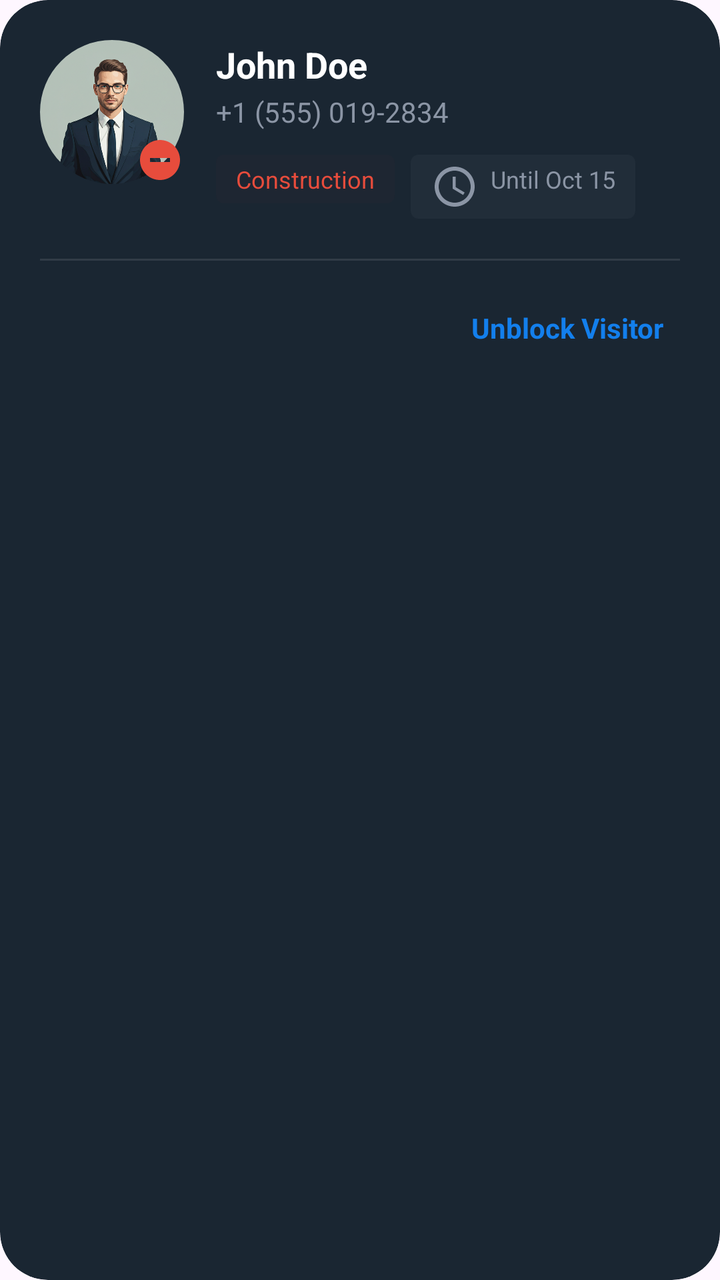
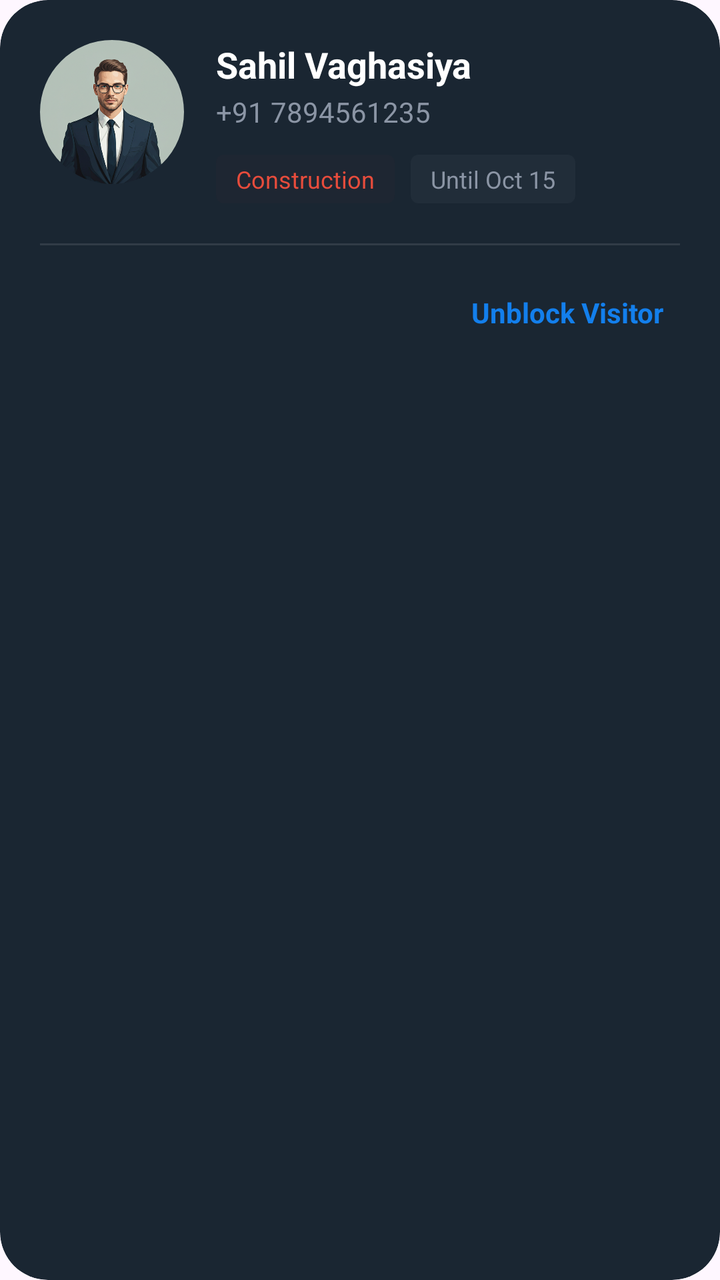

The first picture is an Android layout as it rendered before a commit; the second is the same layout after the commit. The layout source and the unified diff follow.
<!-- AndroidManifest.xml: application theme Theme.HouseVisitorManagementSystem -->
<!-- res/layout/item_blocked_visitor.xml -->
<?xml version="1.0" encoding="utf-8"?>
<com.google.android.material.card.MaterialCardView xmlns:android="http://schemas.android.com/apk/res/android"
    xmlns:app="http://schemas.android.com/apk/res-auto"
    android:layout_width="match_parent"
    android:layout_height="wrap_content"
    android:layout_marginBottom="16dp"
    app:cardBackgroundColor="#1A2632"
    app:cardCornerRadius="24dp"
    app:cardElevation="0dp"
    app:strokeWidth="0dp">

    <androidx.constraintlayout.widget.ConstraintLayout
        android:layout_width="match_parent"
        android:layout_height="wrap_content"
        android:padding="20dp">

        <FrameLayout
            android:id="@+id/avatarContainer"
            android:layout_width="72dp"
            android:layout_height="72dp"
            app:layout_constraintStart_toStartOf="parent"
            app:layout_constraintTop_toTopOf="parent">

            <com.google.android.material.imageview.ShapeableImageView
                android:id="@+id/ivAvatar"
                android:layout_width="match_parent"
                android:layout_height="match_parent"
                android:scaleType="centerCrop"
                android:src="@drawable/person_image"
                app:shapeAppearanceOverlay="@style/CircleImage" />

            <View
                android:id="@+id/iconBg"
                android:layout_width="match_parent"
                android:layout_height="match_parent"
                android:background="@drawable/circle_dark_bg"
                android:visibility="gone" />

            <ImageView
                android:id="@+id/ivTypeIcon"
                android:layout_width="32dp"
                android:layout_height="32dp"
                android:layout_gravity="center"
                android:src="@drawable/ic_delivery"
                android:visibility="gone" />

            <ImageView
                android:id="@+id/ivStatusOverlay"
                android:layout_width="24dp"
                android:layout_height="24dp"
                android:layout_gravity="bottom|end"
                android:src="@drawable/ic_block_circle"
                app:tint="@color/red" />
        </FrameLayout>

        <TextView
            android:id="@+id/tvName"
            android:layout_width="0dp"
            android:layout_height="wrap_content"
            android:layout_marginStart="16dp"
            android:text="John Doe"
            android:textColor="@color/white"
            android:textSize="18sp"
            android:textStyle="bold"
            app:layout_constraintEnd_toEndOf="parent"
            app:layout_constraintStart_toEndOf="@id/avatarContainer"
            app:layout_constraintTop_toTopOf="@id/avatarContainer" />

        <TextView
            android:id="@+id/tvDetails"
            android:layout_width="0dp"
            android:layout_height="wrap_content"
            android:layout_marginTop="2dp"
            android:text="+1 (555) 019-2834"
            android:textColor="@color/text_grey"
            android:textSize="14sp"
            app:layout_constraintEnd_toEndOf="parent"
            app:layout_constraintStart_toStartOf="@id/tvName"
            app:layout_constraintTop_toBottomOf="@id/tvName" />

        <LinearLayout
            android:id="@+id/tagContainer"
            android:layout_width="0dp"
            android:layout_height="wrap_content"
            android:layout_marginTop="12dp"
            android:orientation="horizontal"
            app:layout_constraintEnd_toEndOf="parent"
            app:layout_constraintStart_toStartOf="@id/tvName"
            app:layout_constraintTop_toBottomOf="@id/tvDetails">

            <TextView
                android:id="@+id/tvReason"
                android:layout_width="wrap_content"
                android:layout_height="wrap_content"
                android:background="@drawable/bg_badge_gray"
                android:backgroundTint="#33E74C3C"
                android:paddingHorizontal="10dp"
                android:paddingVertical="4dp"
                android:text="Construction"
                android:textColor="@color/red"
                android:textSize="12sp" />

            <TextView
                android:id="@+id/tvDuration"
                android:layout_width="wrap_content"
                android:layout_height="wrap_content"
                android:layout_marginStart="8dp"
                android:background="@drawable/bg_badge_gray"
                android:drawablePadding="6dp"
                android:paddingHorizontal="10dp"
                android:paddingVertical="4dp"
                android:text="Until Oct 15"
                android:textColor="@color/text_grey"
                android:textSize="12sp"
                app:drawableStartCompat="@drawable/ic_time"
                app:drawableTint="@color/text_grey" />
        </LinearLayout>

        <View
            android:id="@+id/divider"
            android:layout_width="match_parent"
            android:layout_height="1dp"
            android:layout_marginTop="20dp"
            android:background="#1AFFFFFF"
            app:layout_constraintTop_toBottomOf="@id/tagContainer" />

        <TextView
            android:id="@+id/btnAction"
            android:layout_width="wrap_content"
            android:layout_height="wrap_content"
            android:layout_marginTop="16dp"
            android:padding="8dp"
            android:text="Unblock Visitor"
            android:textColor="@color/bright_azure_blue"
            android:textSize="14sp"
            android:textStyle="bold"
            app:layout_constraintEnd_toEndOf="parent"
            app:layout_constraintTop_toBottomOf="@id/divider" />

    </androidx.constraintlayout.widget.ConstraintLayout>
</com.google.android.material.card.MaterialCardView>
<!-- resources referenced by this layout -->
<resources>
  <color name="bright_azure_blue">#137fec</color>
  <color name="red">#E74C3C</color>
  <color name="text_grey">#8B95A5</color>
  <color name="white">#FFFFFF</color>
  <!-- drawable bg_badge_gray (drawable) -->
  <?xml version="1.0" encoding="utf-8"?>
  <shape xmlns:android="http://schemas.android.com/apk/res/android" android:shape="rectangle">
      <solid android:color="#196C757D" />
      <corners android:radius="4dp" />
  </shape>
  <!-- drawable circle_dark_bg (drawable) -->
  <?xml version="1.0" encoding="utf-8"?>
  <shape xmlns:android="http://schemas.android.com/apk/res/android"
      android:shape="oval">
      <solid android:color="#1A2332" />
  </shape>
  <!-- drawable ic_block_circle (drawable) -->
  <vector xmlns:android="http://schemas.android.com/apk/res/android"
      android:width="24dp"
      android:height="24dp"
      android:viewportWidth="24"
      android:viewportHeight="24">
      <path
          android:fillColor="#FFFFFF"
          android:pathData="M12,2C6.48,2 2,6.48 2,12s4.48,10 10,10 10,-4.48 10,-10S17.52,2 12,2zM17,13H7v-2h10v2z" />
  </vector>
  <!-- drawable ic_delivery (drawable) -->
  <vector xmlns:android="http://schemas.android.com/apk/res/android"
      android:width="24dp"
      android:height="24dp"
      android:viewportWidth="24"
      android:viewportHeight="24">
      <path
          android:fillColor="#FFFFFF"
          android:pathData="M20,8h-3V4H3c-1.1,0 -2,0.9 -2,2v11h2c0,1.66 1.34,3 3,3s3,-1.34 3,-3h6c0,1.66 1.34,3 3,3s3,-1.34 3,-3h2v-5l-3,-4zM6,18.5c-0.83,0 -1.5,-0.67 -1.5,-1.5s0.67,-1.5 1.5,-1.5 1.5,0.67 1.5,1.5 -0.67,1.5 -1.5,1.5zM17,18.5c-0.83,0 -1.5,-0.67 -1.5,-1.5s0.67,-1.5 1.5,-1.5 1.5,0.67 1.5,1.5 -0.67,1.5 -1.5,1.5zM18,9.5l2,2.5H17V9.5h1z"/>
  </vector>
  <!-- drawable ic_time (drawable) -->
  <vector xmlns:android="http://schemas.android.com/apk/res/android"
      android:width="24dp"
      android:height="24dp"
      android:viewportWidth="24"
      android:viewportHeight="24">
      <path
          android:fillColor="#FFFFFF"
          android:pathData="M12,2C6.5,2 2,6.5 2,12s4.5,10 10,10s10,-4.5 10,-10S17.5,2 12,2zM12,20c-4.41,0 -8,-3.59 -8,-8s3.59,-8 8,-8s8,3.59 8,8S16.41,20 12,20zM12.5,7H11v6l5.25,3.15l0.75,-1.23l-4.5,-2.67V7z"/>
  </vector>
  <!-- drawable person_image: png bitmap (drawable, 263217 bytes) -->
  <style name="CircleImage">
          <item name="cornerSize">50%</item>
      </style>
  <style name="Theme.HouseVisitorManagementSystem" parent="Base.Theme.HouseVisitorManagementSystem" />
  <style name="Base.Theme.HouseVisitorManagementSystem" parent="Theme.Material3.DayNight.NoActionBar">
          
          
      </style>
</resources>

<!-- the commit's change to res/layout/item_blocked_visitor.xml (unified diff, before → after) -->
@@ -22,7 +22,7 @@
             app:layout_constraintTop_toTopOf="parent">
 
             <com.google.android.material.imageview.ShapeableImageView
-                android:id="@+id/ivAvatar"
+                android:id="@+id/visitorImage"
                 android:layout_width="match_parent"
                 android:layout_height="match_parent"
                 android:scaleType="centerCrop"
@@ -43,22 +43,14 @@
                 android:layout_gravity="center"
                 android:src="@drawable/ic_delivery"
                 android:visibility="gone" />
-
-            <ImageView
-                android:id="@+id/ivStatusOverlay"
-                android:layout_width="24dp"
-                android:layout_height="24dp"
-                android:layout_gravity="bottom|end"
-                android:src="@drawable/ic_block_circle"
-                app:tint="@color/red" />
         </FrameLayout>
 
         <TextView
-            android:id="@+id/tvName"
+            android:id="@+id/visitorName"
             android:layout_width="0dp"
             android:layout_height="wrap_content"
             android:layout_marginStart="16dp"
-            android:text="John Doe"
+            android:text="Sahil Vaghasiya"
             android:textColor="@color/white"
             android:textSize="18sp"
             android:textStyle="bold"
@@ -67,16 +59,16 @@
             app:layout_constraintTop_toTopOf="@id/avatarContainer" />
 
         <TextView
-            android:id="@+id/tvDetails"
+            android:id="@+id/visitorMobile"
             android:layout_width="0dp"
             android:layout_height="wrap_content"
             android:layout_marginTop="2dp"
-            android:text="+1 (555) 019-2834"
+            android:text="+91 7894561235"
             android:textColor="@color/text_grey"
             android:textSize="14sp"
             app:layout_constraintEnd_toEndOf="parent"
-            app:layout_constraintStart_toStartOf="@id/tvName"
-            app:layout_constraintTop_toBottomOf="@id/tvName" />
+            app:layout_constraintStart_toStartOf="@id/visitorName"
+            app:layout_constraintTop_toBottomOf="@id/visitorName" />
 
         <LinearLayout
             android:id="@+id/tagContainer"
@@ -85,8 +77,8 @@
             android:layout_marginTop="12dp"
             android:orientation="horizontal"
             app:layout_constraintEnd_toEndOf="parent"
-            app:layout_constraintStart_toStartOf="@id/tvName"
-            app:layout_constraintTop_toBottomOf="@id/tvDetails">
+            app:layout_constraintStart_toStartOf="@id/visitorName"
+            app:layout_constraintTop_toBottomOf="@id/visitorMobile">
 
             <TextView
                 android:id="@+id/tvReason"
@@ -101,7 +93,7 @@
                 android:textSize="12sp" />
 
             <TextView
-                android:id="@+id/tvDuration"
+                android:id="@+id/houseNo"
                 android:layout_width="wrap_content"
                 android:layout_height="wrap_content"
                 android:layout_marginStart="8dp"
@@ -112,7 +104,6 @@
                 android:text="Until Oct 15"
                 android:textColor="@color/text_grey"
                 android:textSize="12sp"
-                app:drawableStartCompat="@drawable/ic_time"
                 app:drawableTint="@color/text_grey" />
         </LinearLayout>
 
<!-- resource entries referenced after the edit -->
@@ -16,16 +16,6 @@
       android:shape="oval">
       <solid android:color="#1A2332" />
   </shape>
-  <!-- drawable ic_block_circle (drawable) -->
-  <vector xmlns:android="http://schemas.android.com/apk/res/android"
-      android:width="24dp"
-      android:height="24dp"
-      android:viewportWidth="24"
-      android:viewportHeight="24">
-      <path
-          android:fillColor="#FFFFFF"
-          android:pathData="M12,2C6.48,2 2,6.48 2,12s4.48,10 10,10 10,-4.48 10,-10S17.52,2 12,2zM17,13H7v-2h10v2z" />
-  </vector>
   <!-- drawable ic_delivery (drawable) -->
   <vector xmlns:android="http://schemas.android.com/apk/res/android"
       android:width="24dp"
@@ -35,16 +25,6 @@
       <path
           android:fillColor="#FFFFFF"
           android:pathData="M20,8h-3V4H3c-1.1,0 -2,0.9 -2,2v11h2c0,1.66 1.34,3 3,3s3,-1.34 3,-3h6c0,1.66 1.34,3 3,3s3,-1.34 3,-3h2v-5l-3,-4zM6,18.5c-0.83,0 -1.5,-0.67 -1.5,-1.5s0.67,-1.5 1.5,-1.5 1.5,0.67 1.5,1.5 -0.67,1.5 -1.5,1.5zM17,18.5c-0.83,0 -1.5,-0.67 -1.5,-1.5s0.67,-1.5 1.5,-1.5 1.5,0.67 1.5,1.5 -0.67,1.5 -1.5,1.5zM18,9.5l2,2.5H17V9.5h1z"/>
-  </vector>
-  <!-- drawable ic_time (drawable) -->
-  <vector xmlns:android="http://schemas.android.com/apk/res/android"
-      android:width="24dp"
-      android:height="24dp"
-      android:viewportWidth="24"
-      android:viewportHeight="24">
-      <path
-          android:fillColor="#FFFFFF"
-          android:pathData="M12,2C6.5,2 2,6.5 2,12s4.5,10 10,10s10,-4.5 10,-10S17.5,2 12,2zM12,20c-4.41,0 -8,-3.59 -8,-8s3.59,-8 8,-8s8,3.59 8,8S16.41,20 12,20zM12.5,7H11v6l5.25,3.15l0.75,-1.23l-4.5,-2.67V7z"/>
   </vector>
   <!-- drawable person_image: png bitmap (drawable, 263217 bytes) -->
   <style name="CircleImage">
